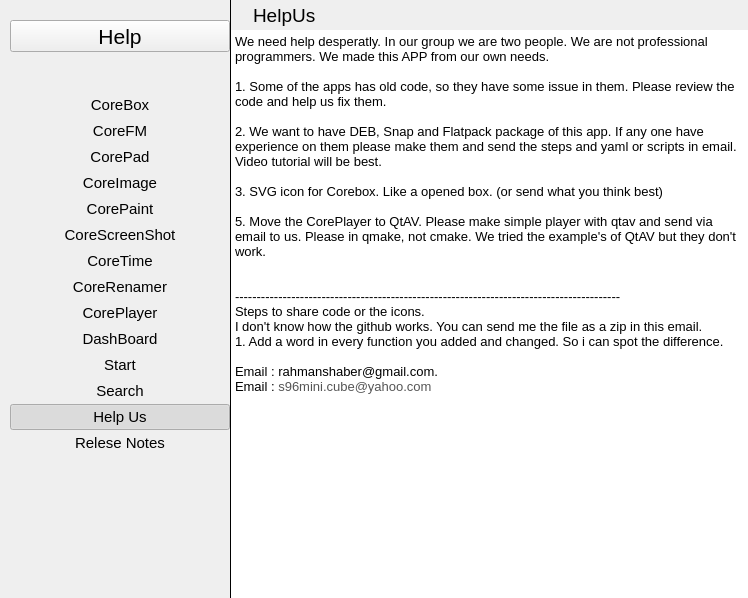
Qt form app/help/help.ui (rahmanshaber/corebox) before a commit.
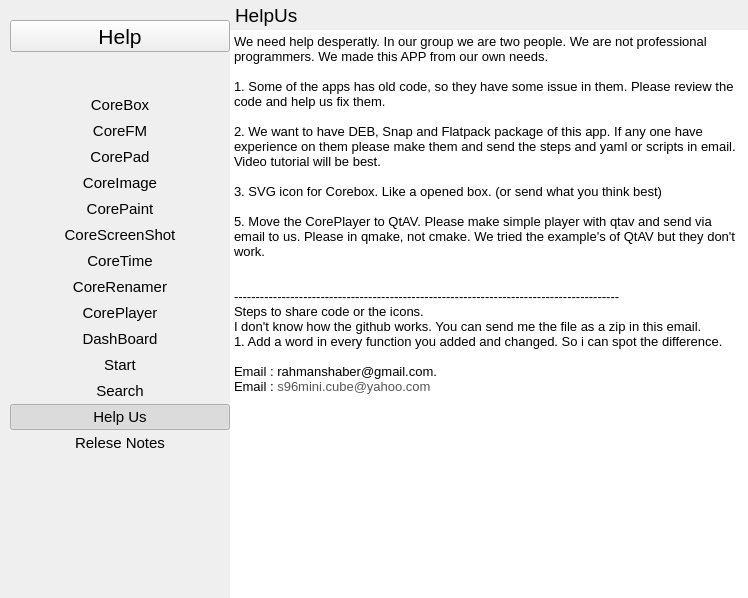
The same form after that commit. Icons and pictures are not drawn.

Diff of the .ui file:
```diff
--- a/app/help/help.ui
+++ b/app/help/help.ui
@@ -516,29 +516,7 @@
      </layout>
     </widget>
    </item>
-   <item row="0" column="1" rowspan="2">
-    <widget class="Line" name="line">
-     <property name="minimumSize">
-      <size>
-       <width>1</width>
-       <height>0</height>
-      </size>
-     </property>
-     <property name="maximumSize">
-      <size>
-       <width>1</width>
-       <height>16777215</height>
-      </size>
-     </property>
-     <property name="frameShadow">
-      <enum>QFrame::Plain</enum>
-     </property>
-     <property name="orientation">
-      <enum>Qt::Vertical</enum>
-     </property>
-    </widget>
-   </item>
-   <item row="0" column="2">
+   <item row="0" column="1">
     <widget class="QFrame" name="nameBar">
      <property name="minimumSize">
       <size>
@@ -569,7 +547,7 @@
        <number>4</number>
       </property>
       <property name="leftMargin">
-       <number>2</number>
+       <number>5</number>
       </property>
       <property name="topMargin">
        <number>0</number>
@@ -580,22 +558,6 @@
       <property name="bottomMargin">
        <number>0</number>
       </property>
-      <item>
-       <spacer name="horizontalSpacer_3">
-        <property name="orientation">
-         <enum>Qt::Horizontal</enum>
-        </property>
-        <property name="sizeType">
-         <enum>QSizePolicy::Fixed</enum>
-        </property>
-        <property name="sizeHint" stdset="0">
-         <size>
-          <width>20</width>
-          <height>20</height>
-         </size>
-        </property>
-       </spacer>
-      </item>
       <item>
        <widget class="QLabel" name="selectedsection">
         <property name="sizePolicy">
@@ -644,7 +606,7 @@
      </layout>
     </widget>
    </item>
-   <item row="1" column="2">
+   <item row="1" column="1">
     <widget class="QStackedWidget" name="pages">
      <property name="currentIndex">
       <number>12</number>
```
